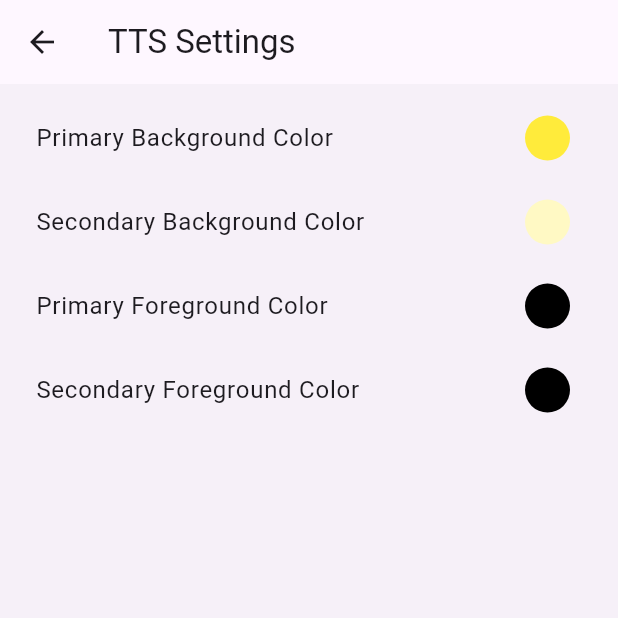
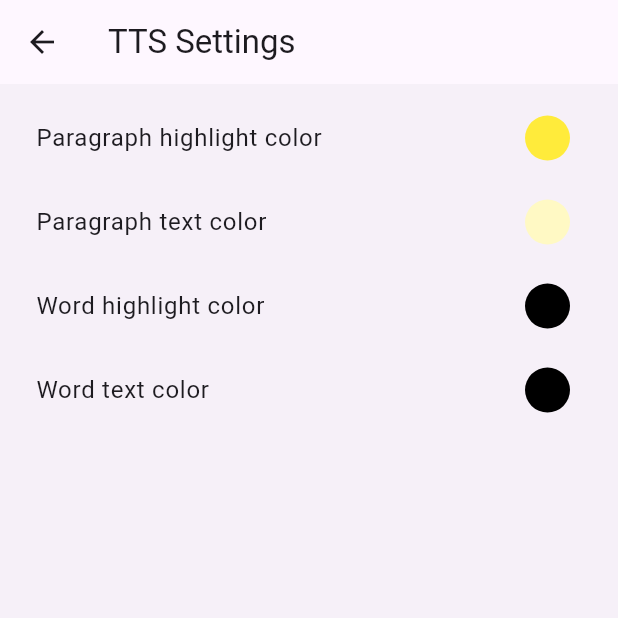
Before and after one commit to bhadri01/voxiloud-flutter, a Flutter app: the TTSSettingsPage screen opened directly, on a phone screen of 412 x 824 dp, the top half of it. Run offline on Flutter 3.47's test engine with Material 3 defaults, Android fonts, the phone set to English and light mode, and no system bars; our stand-ins replace connectivity_plus, file_picker, flutter_colorpicker, flutter_tts, google_mobile_ads, iconsax and 2 more; missing offline and left inert: docx_to_text, language_detector, read_pdf_text, translator; accounts and stored records are empty; network calls fail.

```diff
--- a/lib/pages/dashboard/home/home_page.dart
+++ b/lib/pages/dashboard/home/home_page.dart
@@ -499,10 +499,8 @@ class _HomePageState extends State<HomePage> with RouteAware {
                                                                               Icons.close_rounded,
                                                                               color: Theme.of(context).colorScheme.tertiary),
                                                                           title:
-                                                                              Text(
+                                                                              const Text(
                                                                             'Close',
-                                                                            style:
-                                                                                TextStyle(color: Theme.of(context).colorScheme.tertiary),
                                                                           ),
                                                                           onTap:
                                                                               () {
@@ -615,14 +613,16 @@ class DashboardComponents extends StatelessWidget {
                   style: TextStyle(
                       fontSize: 16,
                       fontWeight: FontWeight.w500,
-                      color: Theme.of(context).colorScheme.onSecondaryContainer),
+                      color:
+                          Theme.of(context).colorScheme.onSecondaryContainer),
                 ),
                 Text(
                   description,
                   style: TextStyle(
                       fontSize: 14,
                       fontWeight: FontWeight.w400,
-                      color: Theme.of(context).colorScheme.onSecondaryContainer),
+                      color:
+                          Theme.of(context).colorScheme.onSecondaryContainer),
                 ),
               ],
             ),
--- a/lib/pages/dashboard/home/settings/tts_settings_page.dart
+++ b/lib/pages/dashboard/home/settings/tts_settings_page.dart
@@ -79,7 +79,7 @@ class _TTSSettingsPageState extends State<TTSSettingsPage> {
           padding: const EdgeInsets.all(8),
           children: <Widget>[
             ListTile(
-              title: const Text('Primary Background Color'),
+              title: const Text('Paragraph highlight color'),
               trailing: Container(
                 decoration: BoxDecoration(
                   borderRadius: BorderRadius.circular(100),
@@ -96,7 +96,7 @@ class _TTSSettingsPageState extends State<TTSSettingsPage> {
               }),
             ),
             ListTile(
-              title: const Text('Secondary Background Color'),
+              title: const Text('Paragraph text color'),
               trailing: Container(
                 decoration: BoxDecoration(
                   borderRadius: BorderRadius.circular(100),
@@ -113,7 +113,7 @@ class _TTSSettingsPageState extends State<TTSSettingsPage> {
               }),
             ),
             ListTile(
-              title: const Text('Primary Foreground Color'),
+              title: const Text('Word highlight color'),
               trailing: Container(
                 decoration: BoxDecoration(
                   borderRadius: BorderRadius.circular(100),
@@ -130,7 +130,7 @@ class _TTSSettingsPageState extends State<TTSSettingsPage> {
               }),
             ),
             ListTile(
-              title: const Text('Secondary Foreground Color'),
+              title: const Text('Word text color'),
               trailing: Container(
                 decoration: BoxDecoration(
                   borderRadius: BorderRadius.circular(100),
```
Also changed, not shown: lib/pages/dashboard/home/saved_page.dart (+2 -5 lines), lib/pages/dashboard/tools/docs_page.dart (+12 -12 lines), lib/pages/dashboard/tools/translate_page.dart (+11 -11 lines), lib/pages/dashboard/tools/tts_page.dart (+10 -5 lines), 1 other file.
